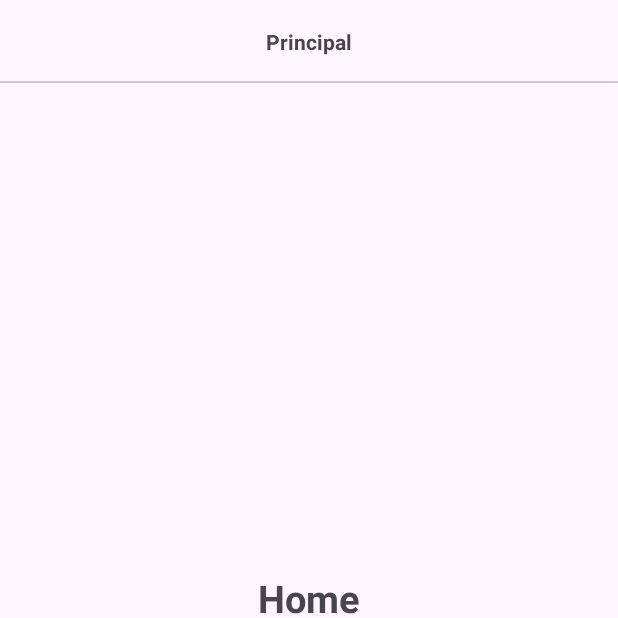
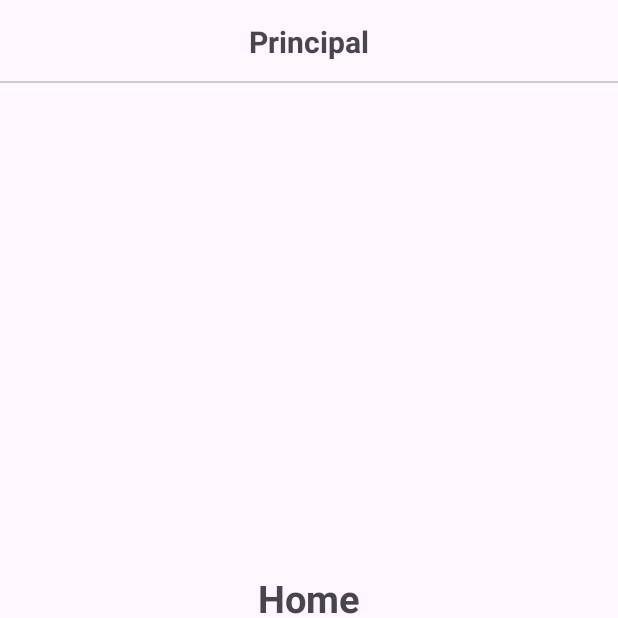
Before and after one commit to Pipe-RM/APP-INVENTARIOS, an Android app: the screen it shows after launch once a user with an empty profile is signed in (MainActivity), on a phone screen of 412 x 824 dp, the top half of it. Run offline under Robolectric (Android 15) with nearby library versions, the light colour scheme and no system bars; our stand-ins replace Firebase (no records; nobody signed in at launch, a user with empty details on screens opened directly).

Commit message:
textSize

```diff
--- a/app/src/main/res/layout/activity_main.xml
+++ b/app/src/main/res/layout/activity_main.xml
@@ -16,6 +16,7 @@
         <TextView
             android:id="@+id/tv_titulo"
             android:text="@string/tv_titulo"
+            android:textSize="20sp"
             android:textStyle="bold"
             android:layout_centerInParent="true"
             android:layout_width="wrap_content"
```
